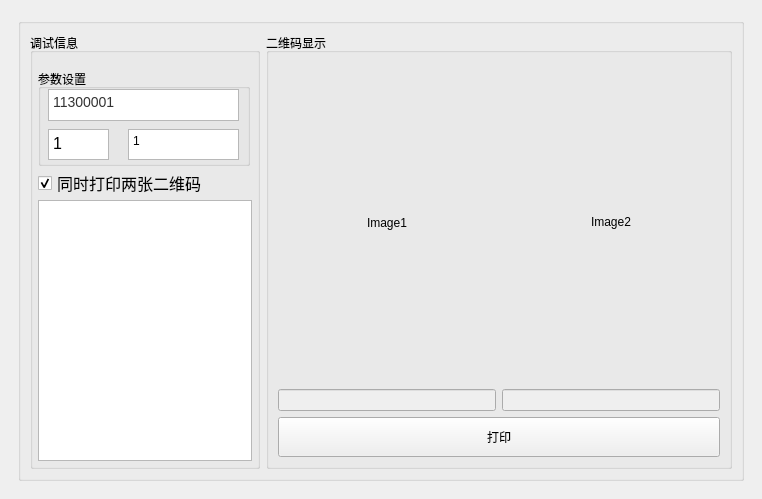
Old version of the form mainwindow.ui in the repository weiqifa0/pdMacPrint.
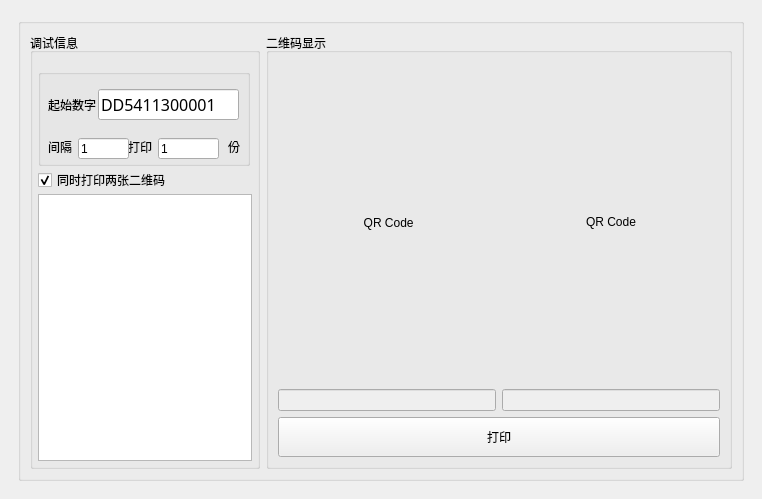
New version of the form.

```diff
--- a/mainwindow.ui
+++ b/mainwindow.ui
@@ -107,14 +107,6 @@
                     <verstretch>0</verstretch>
                    </sizepolicy>
                   </property>
-                  <property name="font">
-                   <font>
-                    <family>宋体</family>
-                    <pointsize>12</pointsize>
-                    <weight>50</weight>
-                    <bold>false</bold>
-                   </font>
-                  </property>
                   <property name="text">
                    <string>同时打印两张二维码</string>
                   </property>
@@ -130,7 +122,7 @@
                   </property>
                  </widget>
                 </item>
-                <item row="0" column="1" rowspan="2">
+                <item row="0" column="1" rowspan="3">
                  <widget class="QGroupBox" name="groupBox_5">
                   <property name="sizePolicy">
                    <sizepolicy hsizetype="Expanding" vsizetype="Minimum">
@@ -145,69 +137,105 @@
                    </size>
                   </property>
                   <property name="title">
-                   <string>参数设置</string>
+                   <string/>
                   </property>
-                  <widget class="QTextEdit" name="textEdit">
+                  <widget class="QLabel" name="label">
                    <property name="geometry">
                     <rect>
                      <x>10</x>
-                     <y>20</y>
-                     <width>191</width>
-                     <height>32</height>
+                     <y>30</y>
+                     <width>54</width>
+                     <height>12</height>
                     </rect>
                    </property>
-                   <property name="sizePolicy">
-                    <sizepolicy hsizetype="Expanding" vsizetype="Expanding">
-                     <horstretch>0</horstretch>
-                     <verstretch>0</verstretch>
-                    </sizepolicy>
+                   <property name="text">
+                    <string>起始数字</string>
                    </property>
-                   <property name="maximumSize">
-                    <size>
-                     <width>16777215</width>
-                     <height>32</height>
-                    </size>
-                   </property>
-                   <property name="html">
-                    <string>&lt;!DOCTYPE HTML PUBLIC &quot;-//W3C//DTD HTML 4.0//EN&quot; &quot;http://www.w3.org/TR/REC-html40/strict.dtd&quot;&gt;
-&lt;html&gt;&lt;head&gt;&lt;meta name=&quot;qrichtext&quot; content=&quot;1&quot; /&gt;&lt;style type=&quot;text/css&quot;&gt;
-p, li { white-space: pre-wrap; }
-&lt;/style&gt;&lt;/head&gt;&lt;body style=&quot; font-family:'SimSun'; font-size:9pt; font-weight:400; font-style:normal;&quot;&gt;
-&lt;p style=&quot; margin-top:0px; margin-bottom:0px; margin-left:0px; margin-right:0px; -qt-block-indent:0; text-indent:0px;&quot;&gt;&lt;span style=&quot; font-family:'Lucida Grande,微软雅黑'; font-size:14px; color:#333333; background-color:#ffffff;&quot;&gt;11300001&lt;/span&gt;&lt;/p&gt;&lt;/body&gt;&lt;/html&gt;</string>
-                   </property>
                   </widget>
-                  <widget class="QTextEdit" name="textEdit_2">
+                  <widget class="QLabel" name="label_2">
                    <property name="geometry">
                     <rect>
                      <x>10</x>
-                     <y>60</y>
-                     <width>61</width>
-                     <height>31</height>
+                     <y>70</y>
+                     <width>31</width>
+                     <height>16</height>
                     </rect>
                    </property>
-                   <property name="html">
-                    <string>&lt;!DOCTYPE HTML PUBLIC &quot;-//W3C//DTD HTML 4.0//EN&quot; &quot;http://www.w3.org/TR/REC-html40/strict.dtd&quot;&gt;
-&lt;html&gt;&lt;head&gt;&lt;meta name=&quot;qrichtext&quot; content=&quot;1&quot; /&gt;&lt;style type=&quot;text/css&quot;&gt;
-p, li { white-space: pre-wrap; }
-&lt;/style&gt;&lt;/head&gt;&lt;body style=&quot; font-family:'SimSun'; font-size:9pt; font-weight:400; font-style:normal;&quot;&gt;
-&lt;p style=&quot; margin-top:0px; margin-bottom:0px; margin-left:0px; margin-right:0px; -qt-block-indent:0; text-indent:0px;&quot;&gt;&lt;span style=&quot; font-size:12pt;&quot;&gt;1&lt;/span&gt;&lt;/p&gt;&lt;/body&gt;&lt;/html&gt;</string>
+                   <property name="text">
+                    <string>间隔</string>
                    </property>
                   </widget>
-                  <widget class="QTextEdit" name="textEdit_3">
+                  <widget class="QLabel" name="label_3">
                    <property name="geometry">
                     <rect>
                      <x>90</x>
-                     <y>60</y>
-                     <width>111</width>
+                     <y>70</y>
+                     <width>31</width>
+                     <height>16</height>
+                    </rect>
+                   </property>
+                   <property name="text">
+                    <string>打印</string>
+                   </property>
+                  </widget>
+                  <widget class="QLabel" name="label_4">
+                   <property name="geometry">
+                    <rect>
+                     <x>190</x>
+                     <y>70</y>
+                     <width>16</width>
+                     <height>16</height>
+                    </rect>
+                   </property>
+                   <property name="text">
+                    <string>份</string>
+                   </property>
+                  </widget>
+                  <widget class="QLineEdit" name="textEdit_2">
+                   <property name="geometry">
+                    <rect>
+                     <x>40</x>
+                     <y>69</y>
+                     <width>51</width>
+                     <height>21</height>
+                    </rect>
+                   </property>
+                   <property name="text">
+                    <string>1</string>
+                   </property>
+                  </widget>
+                  <widget class="QLineEdit" name="textEdit_3">
+                   <property name="geometry">
+                    <rect>
+                     <x>120</x>
+                     <y>69</y>
+                     <width>61</width>
+                     <height>21</height>
+                    </rect>
+                   </property>
+                   <property name="text">
+                    <string>1</string>
+                   </property>
+                  </widget>
+                  <widget class="QLineEdit" name="textEdit">
+                   <property name="geometry">
+                    <rect>
+                     <x>60</x>
+                     <y>20</y>
+                     <width>141</width>
                      <height>31</height>
                     </rect>
                    </property>
-                   <property name="html">
-                    <string>&lt;!DOCTYPE HTML PUBLIC &quot;-//W3C//DTD HTML 4.0//EN&quot; &quot;http://www.w3.org/TR/REC-html40/strict.dtd&quot;&gt;
-&lt;html&gt;&lt;head&gt;&lt;meta name=&quot;qrichtext&quot; content=&quot;1&quot; /&gt;&lt;style type=&quot;text/css&quot;&gt;
-p, li { white-space: pre-wrap; }
-&lt;/style&gt;&lt;/head&gt;&lt;body style=&quot; font-family:'SimSun'; font-size:9pt; font-weight:400; font-style:normal;&quot;&gt;
-&lt;p style=&quot; margin-top:0px; margin-bottom:0px; margin-left:0px; margin-right:0px; -qt-block-indent:0; text-indent:0px;&quot;&gt;1&lt;/p&gt;&lt;/body&gt;&lt;/html&gt;</string>
+                   <property name="font">
+                    <font>
+                     <family>微软雅黑</family>
+                     <pointsize>12</pointsize>
+                     <weight>50</weight>
+                     <bold>false</bold>
+                    </font>
+                   </property>
+                   <property name="text">
+                    <string>DD5411300001</string>
                    </property>
                   </widget>
                  </widget>
@@ -238,7 +266,7 @@
                   </sizepolicy>
                  </property>
                  <property name="text">
-                  <string>Image1</string>
+                  <string> QR Code</string>
                  </property>
                  <property name="scaledContents">
                   <bool>false</bool>
@@ -257,7 +285,7 @@
                   </sizepolicy>
                  </property>
                  <property name="text">
-                  <string>Image2</string>
+                  <string> QR Code</string>
                  </property>
                  <property name="textFormat">
                   <enum>Qt::RichText</enum>
```
